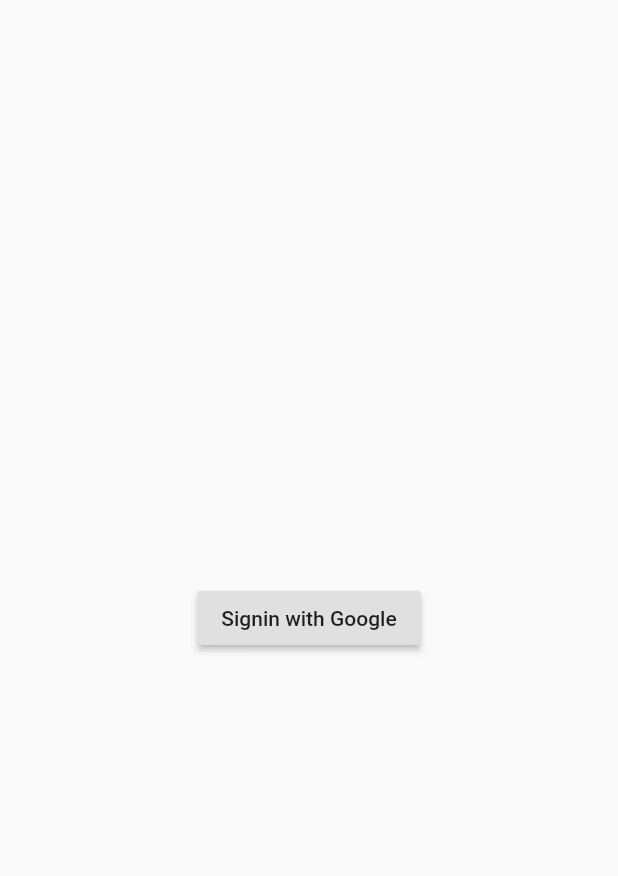
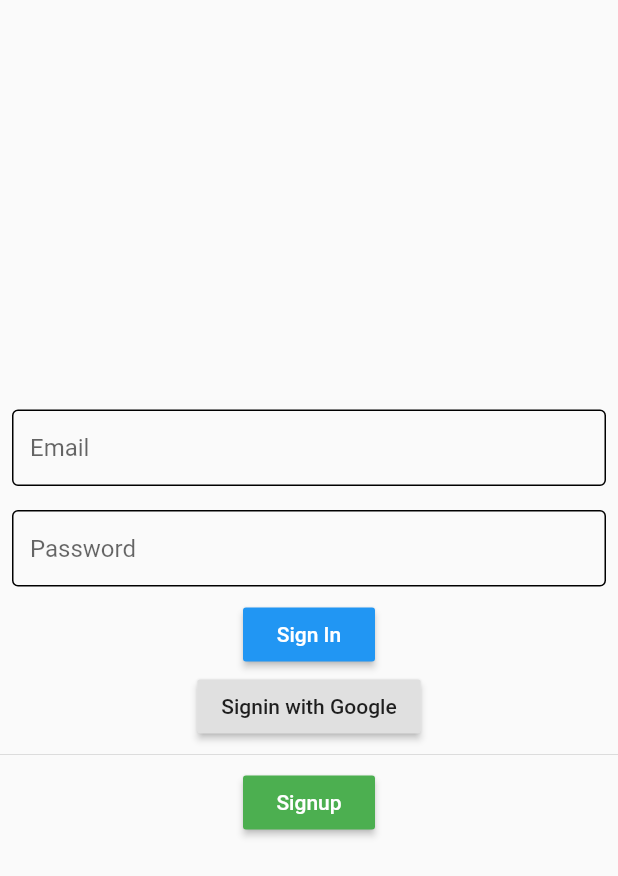
Before and after one commit to sharmashashi/GCA_DEC_JAN_FLUTTER, a Flutter app: the screen it shows after launch, on a phone screen of 412 x 824 dp. Shown: the top 876 px of the screen. Run offline on Flutter 3.47's test engine with Material 2 defaults, Android fonts, the phone set to English and light mode, and no system bars; our stand-ins replace firebase_auth, firebase_core, get, google_sign_in; accounts and stored records are empty.

Commit message:
email and pwd authentication

```diff
--- a/lib/screens/signin/signin.dart
+++ b/lib/screens/signin/signin.dart
@@ -1,6 +1,7 @@
 import 'package:firebase_auth/firebase_auth.dart';
 import 'package:flutter/material.dart';
 import 'package:fluttergca/screens/homepage.dart';
+import 'package:fluttergca/screens/signup/signup.dart';
 import 'package:google_sign_in/google_sign_in.dart';
 import 'package:get/get.dart';
 
@@ -10,6 +11,8 @@ class Signin extends StatefulWidget {
 }
 
 class _SigninState extends State<Signin> {
+  TextEditingController emailController = TextEditingController();
+  TextEditingController passwordController = TextEditingController();
   @override
   void initState() {
     Future.delayed(Duration(seconds: 1)).then((_) {
@@ -33,8 +36,96 @@ class _SigninState extends State<Signin> {
     return Center(
       child: Column(
         mainAxisSize: MainAxisSize.min,
-        children: [_googleSigninButton()],
+        children: [
+          _signinForm(),
+          _googleSigninButton(),
+          Divider(),
+          _signupButton()
+        ],
       ),
+    );
+  }
+
+  Widget _signinForm() {
+    return Container(
+      child: Column(
+        children: [
+          _field(controller: emailController, hintText: "Email"),
+          _field(controller: passwordController, hintText: "Password"),
+          _signinButton()
+        ],
+      ),
+    );
+  }
+
+  Widget _signinButton() {
+    return MaterialButton(
+      color: Colors.blue,
+      onPressed: () {
+        _signin();
+      },
+      child: Text("Sign In", style: TextStyle(color: Colors.white)),
+    );
+  }
+
+  _signin() async {
+    _showProgressDialog();
+    FirebaseAuth firebaseAuth = FirebaseAuth.instance;
+    try {
+      await firebaseAuth.signInWithEmailAndPassword(
+          email: emailController.text, password: passwordController.text);
+      Get.off(Home());
+    } catch (e) {
+      if (Get.isDialogOpen) Get.back();
+      _showErrorDialog();
+    }
+  }
+
+  Widget _field({TextEditingController controller, String hintText}) {
+    InputBorder border = OutlineInputBorder();
+    return Padding(
+      padding: const EdgeInsets.all(8.0),
+      child: TextField(
+        controller: controller,
+        decoration: InputDecoration(
+            hintText: hintText,
+            enabledBorder: border,
+            focusedBorder: border,
+            isDense: true),
+      ),
+    );
+  }
+
+  _showErrorDialog() {
+    Get.dialog(AlertDialog(
+      content: Text("Error while loging in"),
+    ));
+  }
+
+  _showProgressDialog() {
+    Get.dialog(AlertDialog(
+      content: Row(
+        children: [
+          Text("Please wait"),
+          SizedBox(
+            width: 20,
+          ),
+          CircularProgressIndicator()
+        ],
+      ),
+    ));
+  }
+
+  Widget _signupButton() {
+    return RaisedButton(
+      onPressed: () {
+        Get.to(Signup());
+      },
+      child: Text(
+        "Signup",
+        style: TextStyle(color: Colors.white),
+      ),
+      color: Colors.green,
     );
   }
 
```
Also changed, not shown: lib/screens/signup/signup.dart (added, +90 -0 lines).
